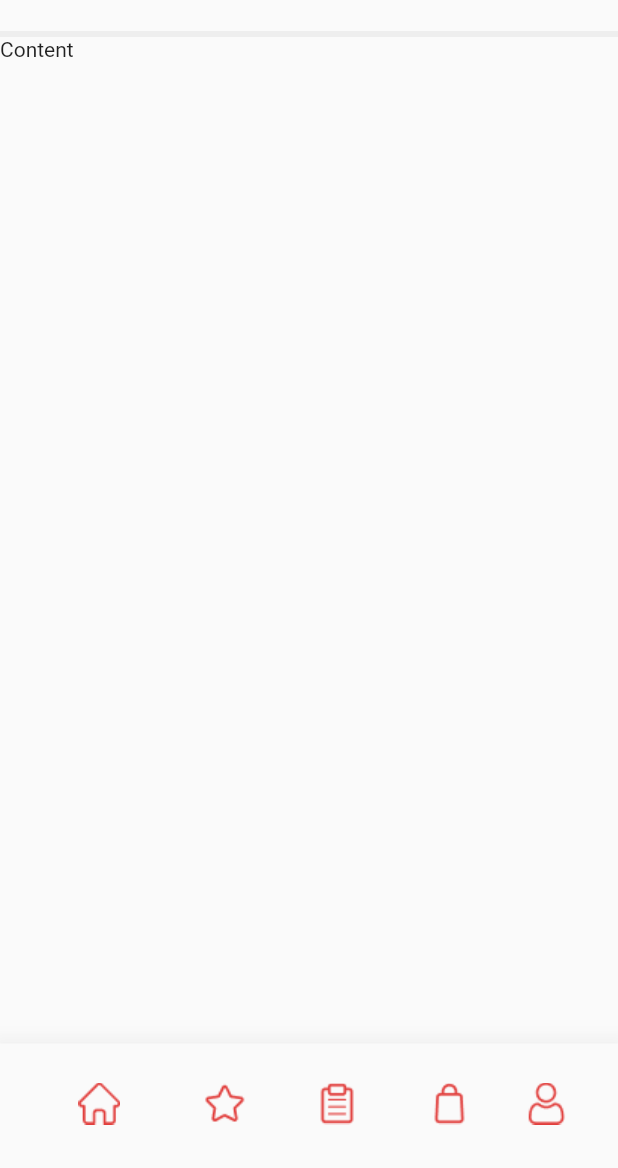
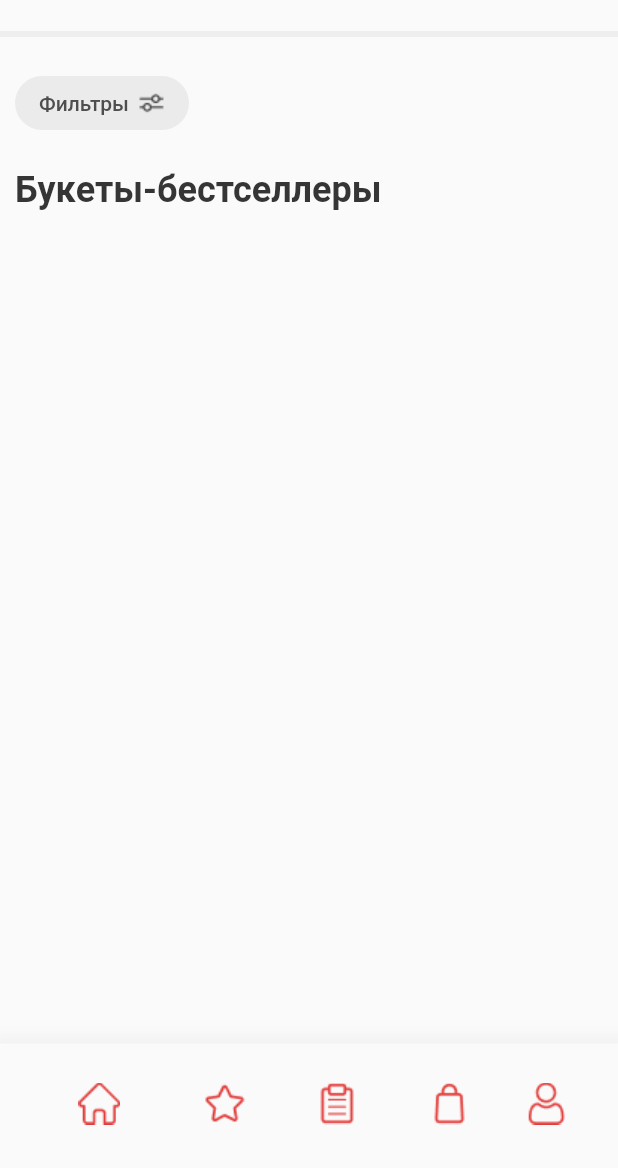
Before and after one commit to konstantingalin/flutter_flowers_app, a Flutter app: the screen it shows after launch, on a phone screen of 412 x 824 dp, the part 68-1236 px from its top. Run offline on Flutter 3.47's test engine with Material 2 defaults, Android fonts, the phone set to English and light mode, and no system bars.

Commit message:
add button and head text

```diff
--- a/lib/screens/home_scrren.dart
+++ b/lib/screens/home_scrren.dart
@@ -9,17 +9,65 @@ class HomeScreen extends StatelessWidget {
   static const routeName = '/';
   @override
   Widget build(BuildContext context) {
-    return const Scaffold(
-      appBar: PreferredSize(
-          preferredSize: Size.fromHeight(70),
-          child: SafeArea(
-            child: Header(),
-          ),
+    return Scaffold(
+      appBar: const PreferredSize(
+        preferredSize: Size.fromHeight(70),
+        child: SafeArea(
+          child: Header(),
         ),
-      bottomNavigationBar: BottomNavBar(
+      ),
+      bottomNavigationBar: const BottomNavBar(
         index: 0,
       ),
-      body: Text('Content'),
+      body: Container(
+        padding: const EdgeInsets.only(left: 10, right: 10, top: 20),
+        child: Column(
+          crossAxisAlignment: CrossAxisAlignment.start,
+          children: [
+            ElevatedButton(
+              onPressed: () {},
+              style: ElevatedButton.styleFrom(
+                backgroundColor: const Color.fromARGB(255, 235, 235, 235),
+                shape: RoundedRectangleBorder(
+                  borderRadius: BorderRadius.circular(20.0),
+                ),
+                elevation: 0.0,
+                shadowColor: Colors.transparent,
+              ),
+              child: Row(
+                mainAxisSize: MainAxisSize.min,
+                children: [
+                  const Text(
+                    'Фильтры',
+                    style: TextStyle(
+                        fontSize: 14, color: Color.fromRGBO(78, 78, 78, 1)),
+                  ),
+                  const SizedBox(
+                    width: 6,
+                  ),
+                  Image.asset(
+                    'assets/icons/filterIcon.png',
+                    width: 18,
+                  ),
+                ],
+              ),
+            ),
+            const SizedBox(
+              height: 20,
+            ),
+            const Text(
+              'Букеты-бестселлеры',
+              style: TextStyle(
+                  color: Color.fromRGBO(53, 53, 53, 1),
+                  fontSize: 24,
+                  fontWeight: FontWeight.bold),
+            ),
+            const SizedBox(
+              height: 16,
+            ),
+          ],
+        ),
+      ),
     );
   }
 }
--- a/pubspec.yaml
+++ b/pubspec.yaml
@@ -68,6 +68,7 @@ flutter:
     - assets/icons/favoriteIcon.png
     - assets/icons/ordersIcon.png
     - assets/icons/profileIcon.png
+    - assets/icons/filterIcon.png
 
   # An image asset can refer to one or more resolution-specific "variants", see
   # https://flutter.dev/assets-and-images/#resolution-aware
```
Also changed, not shown: assets/icons/filterIcon.png (added).
